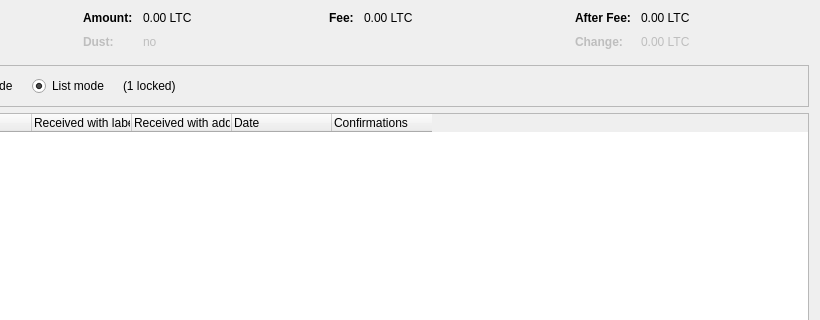
Before: the Qt Designer form src/qt/forms/coincontroldialog.ui in nickgsh/AiBlockChain, drawn with Qt 5; both pictures show x 180 to 1000 and y 0 to 320 of the 1000 by 500 pixel window.
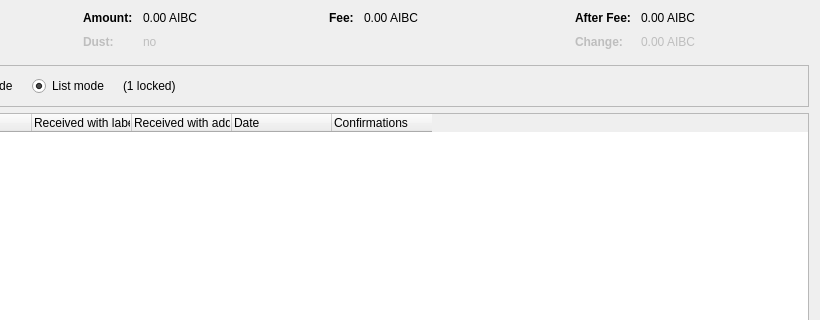
After: the same form once the commit is applied. Custom widgets are drawn as their Qt base class.

```diff
--- a/src/qt/forms/coincontroldialog.ui
+++ b/src/qt/forms/coincontroldialog.ui
@@ -132,7 +132,7 @@
           <enum>Qt::ActionsContextMenu</enum>
          </property>
          <property name="text">
-          <string notr="true">0.00 LTC</string>
+          <string notr="true">0.00 AIBC</string>
          </property>
          <property name="textInteractionFlags">
           <set>Qt::LinksAccessibleByMouse|Qt::TextSelectableByKeyboard|Qt::TextSelectableByMouse</set>
@@ -212,7 +212,7 @@
           <enum>Qt::ActionsContextMenu</enum>
          </property>
          <property name="text">
-          <string notr="true">0.00 LTC</string>
+          <string notr="true">0.00 AIBC</string>
          </property>
          <property name="textInteractionFlags">
           <set>Qt::LinksAccessibleByMouse|Qt::TextSelectableByKeyboard|Qt::TextSelectableByMouse</set>
@@ -257,7 +257,7 @@
           <enum>Qt::ActionsContextMenu</enum>
          </property>
          <property name="text">
-          <string notr="true">0.00 LTC</string>
+          <string notr="true">0.00 AIBC</string>
          </property>
          <property name="textInteractionFlags">
           <set>Qt::LinksAccessibleByMouse|Qt::TextSelectableByKeyboard|Qt::TextSelectableByMouse</set>
@@ -292,7 +292,7 @@
           <enum>Qt::ActionsContextMenu</enum>
          </property>
          <property name="text">
-          <string notr="true">0.00 LTC</string>
+          <string notr="true">0.00 AIBC</string>
          </property>
          <property name="textInteractionFlags">
           <set>Qt::LinksAccessibleByMouse|Qt::TextSelectableByKeyboard|Qt::TextSelectableByMouse</set>
```
